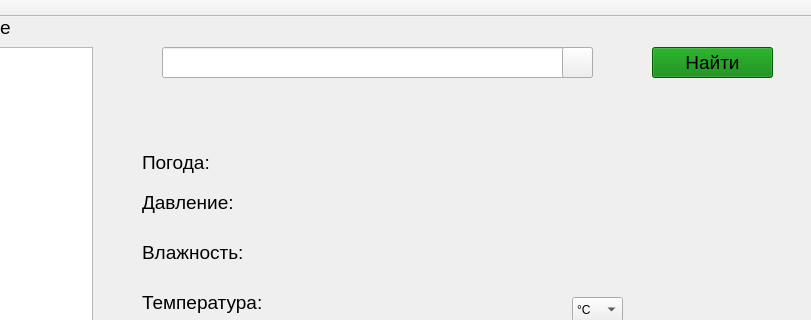
Otruvin/Curs-work, file mainwindow.ui: the form before one commit; both pictures show x 188 to 999 and y 0 to 320 of the 999 by 992 pixel window.
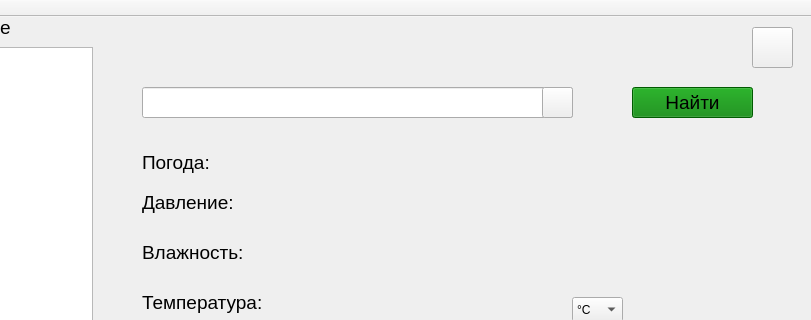
The form after the commit. Icons and pictures are not drawn.

Diff of the .ui file:
```diff
--- a/mainwindow.ui
+++ b/mainwindow.ui
@@ -236,8 +236,8 @@
    <widget class="QLineEdit" name="search">
     <property name="geometry">
      <rect>
-      <x>350</x>
-      <y>30</y>
+      <x>330</x>
+      <y>70</y>
       <width>431</width>
       <height>31</height>
      </rect>
@@ -254,8 +254,8 @@
    <widget class="QPushButton" name="okSearch">
     <property name="geometry">
      <rect>
-      <x>840</x>
-      <y>30</y>
+      <x>820</x>
+      <y>70</y>
       <width>121</width>
       <height>31</height>
      </rect>
@@ -316,8 +316,8 @@
    <widget class="QPushButton" name="clearSearchField">
     <property name="geometry">
      <rect>
-      <x>750</x>
-      <y>30</y>
+      <x>730</x>
+      <y>70</y>
       <width>31</width>
       <height>31</height>
      </rect>
@@ -463,6 +463,22 @@
      <string>Показать погоду на данный момент</string>
     </property>
    </widget>
+   <widget class="QPushButton" name="pushButton">
+    <property name="geometry">
+     <rect>
+      <x>940</x>
+      <y>10</y>
+      <width>41</width>
+      <height>41</height>
+     </rect>
+    </property>
+    <property name="styleSheet">
+     <string notr="true">border-image:url(C:/Users/Admin/Desktop/Curs-work/icons/options.png);</string>
+    </property>
+    <property name="text">
+     <string/>
+    </property>
+   </widget>
   </widget>
   <widget class="QMenuBar" name="menuBar">
    <property name="geometry">
```
Left out of the diff: 4 changed lines with no effect on the pictures.
